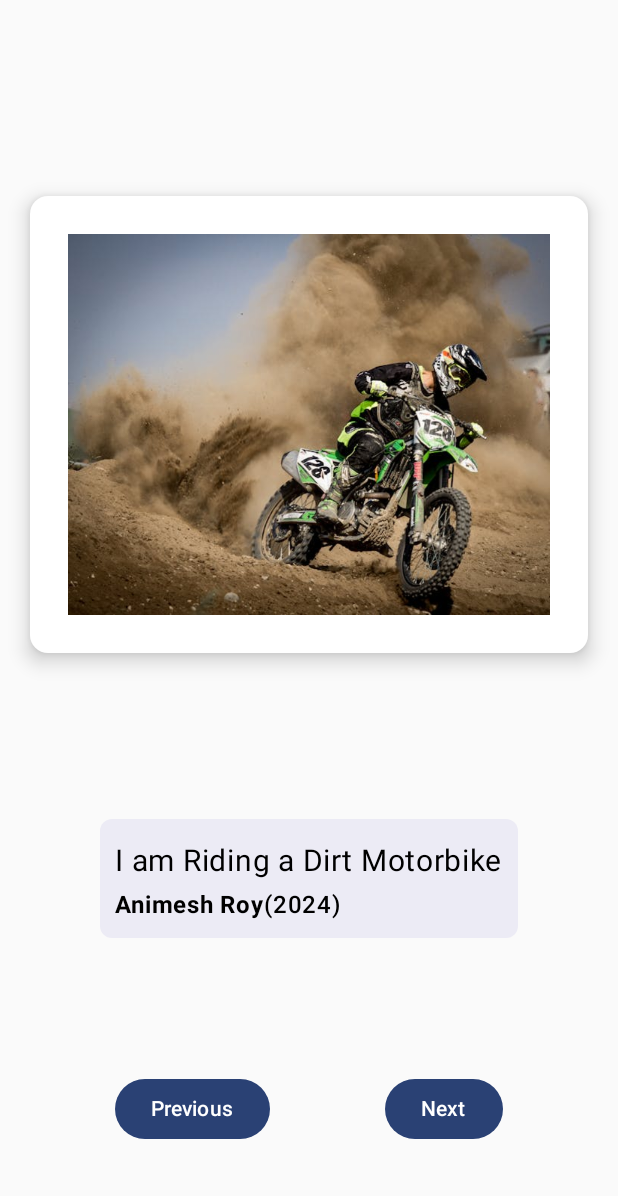
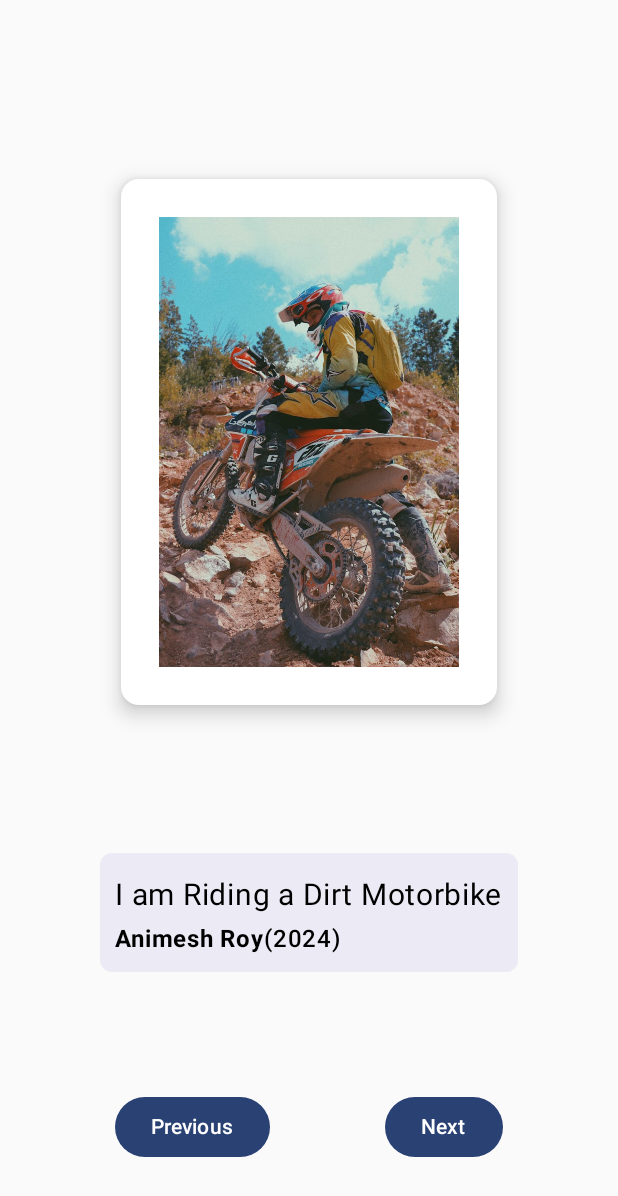
Before and after one commit to animeshroydev/ArtSpace, an Android app built with Jetpack Compose: the screen it shows after launch (MainActivity), after a tap on "Next", on a phone screen of 412 x 824 dp. Shown: the top 1196 px of the screen. Run offline under Robolectric (Android 15) with nearby library versions, the phone set to English and light mode, and no system bars.

Commit message:
prev next image logic implemented(state hoisting)

```diff
--- a/app/src/main/java/com/appmakerszone/artspace/MainActivity.kt
+++ b/app/src/main/java/com/appmakerszone/artspace/MainActivity.kt
@@ -11,6 +11,7 @@ import androidx.compose.foundation.layout.Column
 import androidx.compose.foundation.layout.Row
 import androidx.compose.foundation.layout.fillMaxSize
 import androidx.compose.foundation.layout.fillMaxWidth
+import androidx.compose.foundation.layout.height
 import androidx.compose.foundation.layout.padding
 import androidx.compose.foundation.layout.wrapContentSize
 import androidx.compose.foundation.shape.RoundedCornerShape
@@ -19,6 +20,10 @@ import androidx.compose.material3.Card
 import androidx.compose.material3.CardDefaults
 import androidx.compose.material3.Text
 import androidx.compose.runtime.Composable
+import androidx.compose.runtime.getValue
+import androidx.compose.runtime.mutableStateOf
+import androidx.compose.runtime.remember
+import androidx.compose.runtime.setValue
 import androidx.compose.ui.Alignment
 import androidx.compose.ui.Modifier
 import androidx.compose.ui.graphics.Brush
@@ -44,6 +49,10 @@ class MainActivity : ComponentActivity() {
 @Composable
 fun ArtSpaceLayout() {
 
+    var currentImage by remember { mutableStateOf(1) }
+    var isEnabledPrev by remember { mutableStateOf(true) }
+    var isEnabledNext by remember { mutableStateOf(true) }
+
     Column(
         modifier = Modifier.fillMaxSize(),
         horizontalAlignment = Alignment.CenterHorizontally,
@@ -58,31 +67,40 @@ fun ArtSpaceLayout() {
             verticalArrangement = Arrangement.SpaceEvenly
         ) {
 
-            Card(
-                modifier = Modifier
-                    .padding(20.dp),
-                colors = CardDefaults.cardColors(
-                    containerColor = Color.White
-                ),
-                elevation = CardDefaults.elevatedCardElevation(8.dp)
+            when (currentImage) {
 
-            ) {
-
-                Box(
-                    modifier = Modifier
-                        .wrapContentSize()
-                        .padding(25.dp),
-                    contentAlignment = Alignment.Center
-                ) {
-                    Image(
-                        painter = painterResource(id = R.drawable.dirt_bike),
-                        contentDescription = null,
-                        modifier = Modifier
-                            .wrapContentSize()
-                    )
+                1 -> {
+                    ImagePlaceHolder(drawableResourceId = R.drawable.dirt_bike)
+                    isEnabledPrev = false
+                    isEnabledNext = true
                 }
 
+                2 -> {
+                    ImagePlaceHolder(drawableResourceId = R.drawable.dirt_bike2)
+                    isEnabledPrev = true
+                    isEnabledNext = true
                 }
+
+                3 -> {
+                    ImagePlaceHolder(drawableResourceId = R.drawable.dirt_bike3)
+                    isEnabledPrev = true
+                    isEnabledNext = true
+                }
+
+                4 -> {
+                    ImagePlaceHolder(drawableResourceId = R.drawable.dirt_bike4)
+                    isEnabledPrev = true
+                    isEnabledNext = true
+                }
+
+                5 -> {
+                    ImagePlaceHolder(drawableResourceId = R.drawable.dirt_bike5)
+                    isEnabledPrev = true
+                    isEnabledNext = false
+                }
+            }
+
+
 
             Box(
                 modifier = Modifier
@@ -99,8 +117,10 @@ fun ArtSpaceLayout() {
             ) {
 
                 Column(modifier = Modifier.padding(10.dp)) {
-                    Text(text = "I am Riding a Dirt Motorbike",
-                        fontSize = 20.sp, lineHeight = 35.sp)
+                    Text(
+                        text = "I am Riding a Dirt Motorbike",
+                        fontSize = 20.sp, lineHeight = 35.sp
+                    )
                     Row {
                         Text(
                             text = "Animesh Roy",
@@ -112,23 +132,73 @@ fun ArtSpaceLayout() {
                 }
             }
 
+
+
+            PrevNextButton(onClickNext = {
+                currentImage += 1
+            }, onClickPrev = {
+                currentImage -= 1
+            },
+                isEnabledPrev = isEnabledPrev,
+                isEnabledNext = isEnabledNext
+            )
+        }
+    }
+
+}
+
+@Composable
+fun PrevNextButton(
+    onClickPrev: () -> Unit, onClickNext: () -> Unit,
+    isEnabledPrev: Boolean,
+    isEnabledNext: Boolean,
+    modifier: Modifier = Modifier,
+) {
+
     Row(
         verticalAlignment = Alignment.CenterVertically,
         horizontalArrangement = Arrangement.SpaceEvenly,
-                modifier = Modifier
+        modifier = modifier
             .fillMaxWidth()
             .padding(top = 30.dp)
     ) {
-                Button(onClick = { /*TODO*/ }) {
+        Button(onClick = onClickPrev, enabled = isEnabledPrev) {
             Text(text = "Previous")
         }
-                Button(onClick = { /*TODO*/ }) {
+        Button(onClick = onClickNext, enabled = isEnabledNext) {
             Text(text = "Next")
         }
     }
+
+}
+
+@Composable
+fun ImagePlaceHolder(drawableResourceId: Int, modifier: Modifier = Modifier) {
+
+    Card(
+        modifier = modifier
+            .padding(20.dp),
+        colors = CardDefaults.cardColors(
+            containerColor = Color.White
+        ),
+        elevation = CardDefaults.elevatedCardElevation(8.dp)
+
+    ) {
+
+        Box(
+            modifier = Modifier
+                .wrapContentSize()
+                .padding(25.dp).height(300.dp),
+            contentAlignment = Alignment.Center
+        ) {
+            Image(
+                painter = painterResource(id = drawableResourceId),
+                contentDescription = null,
+                modifier = Modifier
+                    .wrapContentSize()
+            )
         }
     }
-
 }
 
 @Preview(showBackground = true, showSystemUi = true)
```
Also changed, not shown: app/src/main/res/drawable/dirt_bike3.jpg (added), app/src/main/res/drawable/dirt_bike4.jpg (added), app/src/main/res/drawable/dirt_bike5.jpg (added). Lines whose indentation alone changed are shown as unchanged.
